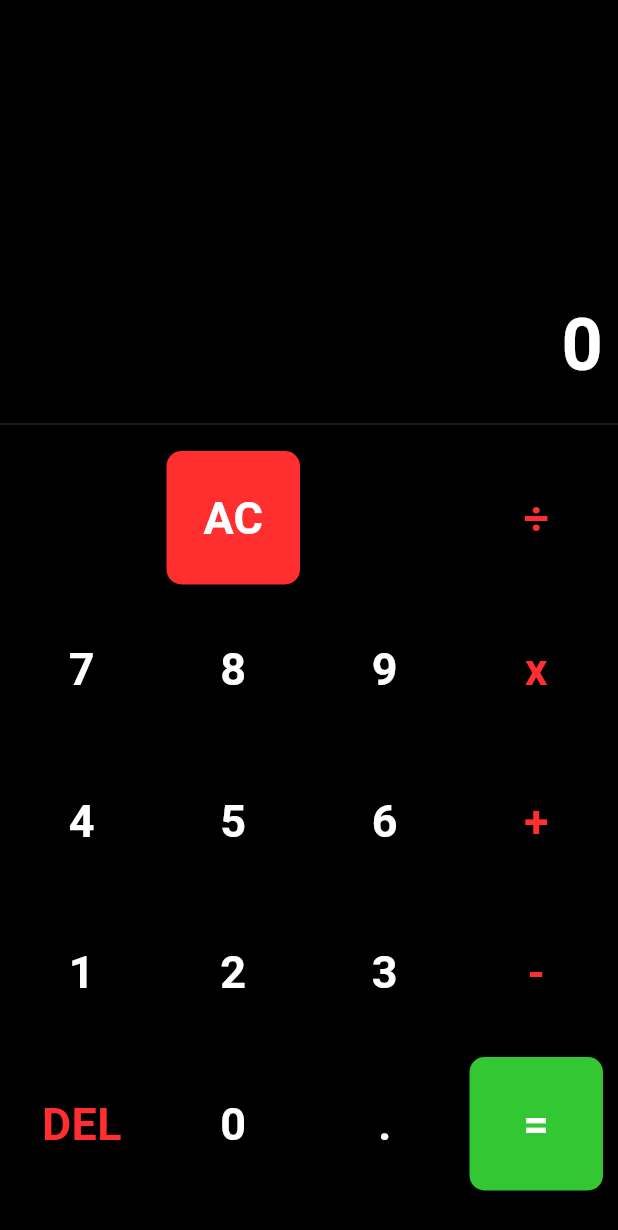
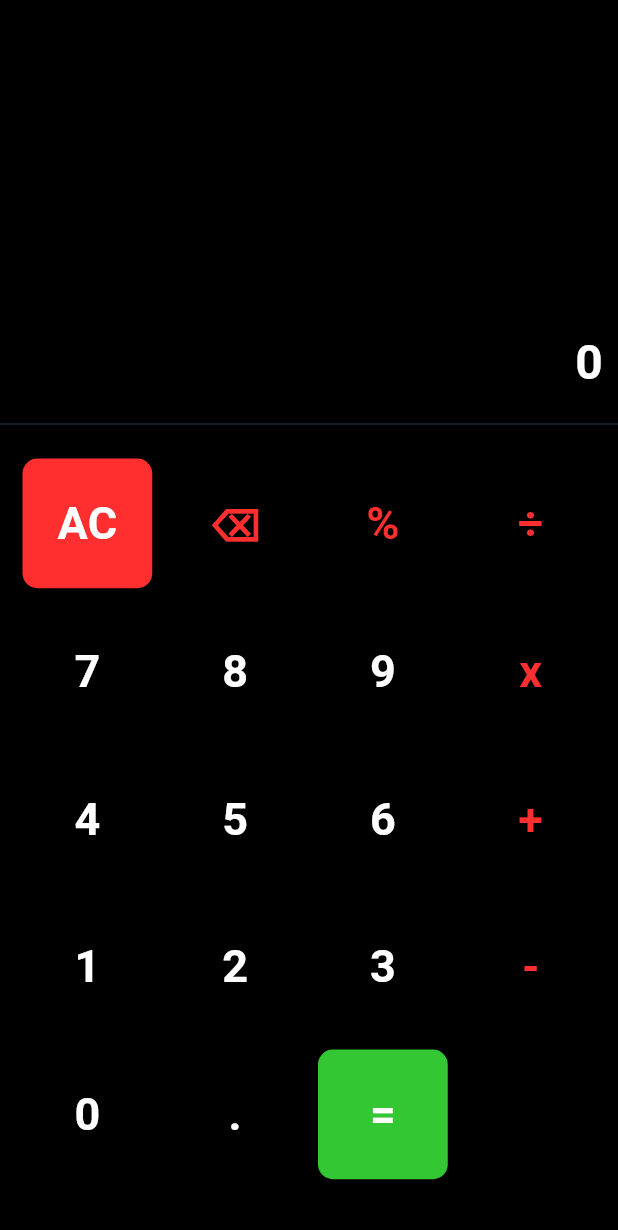
Before and after one commit to rafahcerqueira/flutter-calculator, a Flutter app: the screen it shows after launch, on a phone screen of 412 x 824 dp. Shown: the top 1230 px of the screen. Run offline on Flutter 3.47's test engine with Material 3 defaults, Android fonts, the phone set to English and light mode, and no system bars; our stand-ins replace math_expressions.

Commit message:
feat: Alterando algumas coisas

```diff
--- a/lib/calculator-screen.dart
+++ b/lib/calculator-screen.dart
@@ -11,9 +11,9 @@ class _CalculatorState extends State<Calculator> {
   String result = "0";
 
   List<String> buttons = [
-    ' ',
     'AC',
-    ' ',
+    '⌫',
+    '%',
     '÷',
     '7',
     '8',
@@ -27,7 +27,6 @@ class _CalculatorState extends State<Calculator> {
     '2',
     '3',
     '-',
-    'DEL',
     '0',
     '.',
     '=',
@@ -59,7 +58,7 @@ class _CalculatorState extends State<Calculator> {
                 child: Text(
                   result,
                   style: TextStyle(
-                    fontSize: 48,
+                    fontSize: 32,
                     color: Colors.white,
                     fontWeight: FontWeight.bold,
                   ),
@@ -70,7 +69,7 @@ class _CalculatorState extends State<Calculator> {
           Divider(color: const Color(0xFF1d2630)),
           Expanded(
             child: Container(
-              padding: EdgeInsets.all(10),
+              padding: EdgeInsets.all(15),
               child: GridView.builder(
                 itemCount: buttons.length,
                 gridDelegate: SliverGridDelegateWithFixedCrossAxisCount(
@@ -129,9 +128,8 @@ class _CalculatorState extends State<Calculator> {
         buttonText == 'x' ||
         buttonText == '-' ||
         buttonText == '+' ||
-        buttonText == 'DEL' ||
-        buttonText == ' ' ||
-        buttonText == ' ') {
+        buttonText == '⌫' ||
+        buttonText == '%') {
       return Color(0xFFFF2F2F);
     }
     return Colors.white;
@@ -150,7 +148,7 @@ class _CalculatorState extends State<Calculator> {
     if (buttonText == 'AC') {
       input = "";
       result = "0";
-    } else if (buttonText == 'DEL') {
+    } else if (buttonText == '⌫') {
       if (input.isNotEmpty)
         // Verifica se a string não está vazia
         input = input.substring(0, input.length - 1);
@@ -163,6 +161,7 @@ class _CalculatorState extends State<Calculator> {
         Expression exp = p.parse(input);
         result =
             '${exp.evaluate(EvaluationType.REAL, ContextModel())}'.toString();
+        input = result;
       } catch (e) {
         result = "Error";
       }
```
Also changed, not shown: pubspec.yaml (+2 -69 lines), pubspec.lock, 2 other files.
